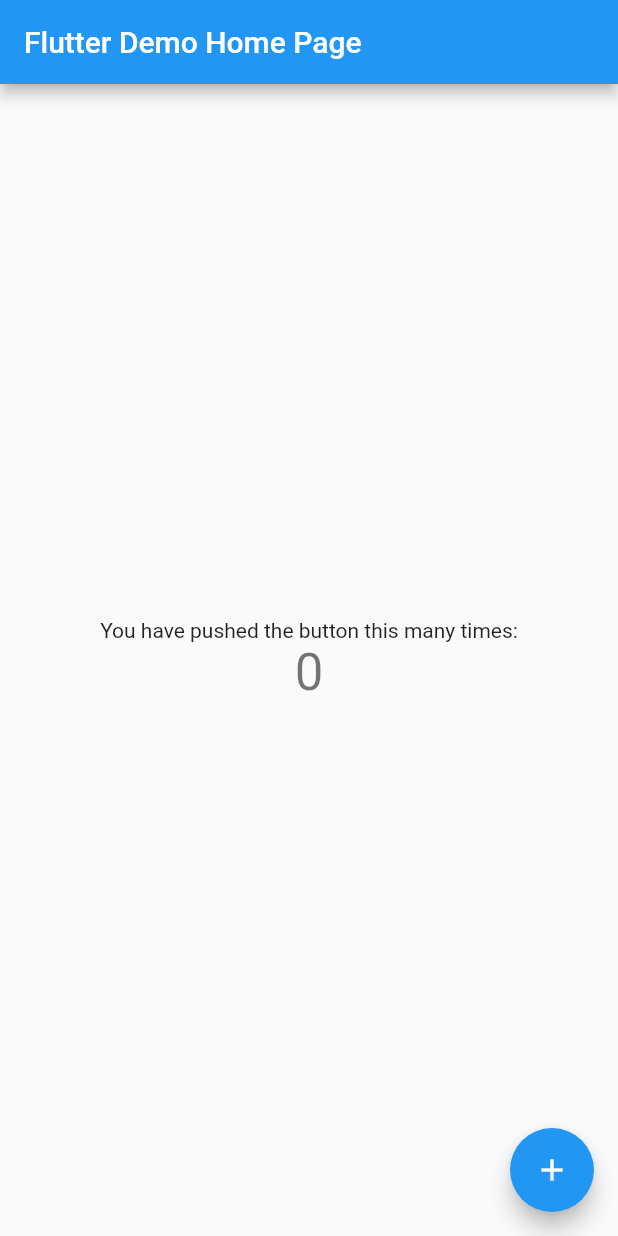
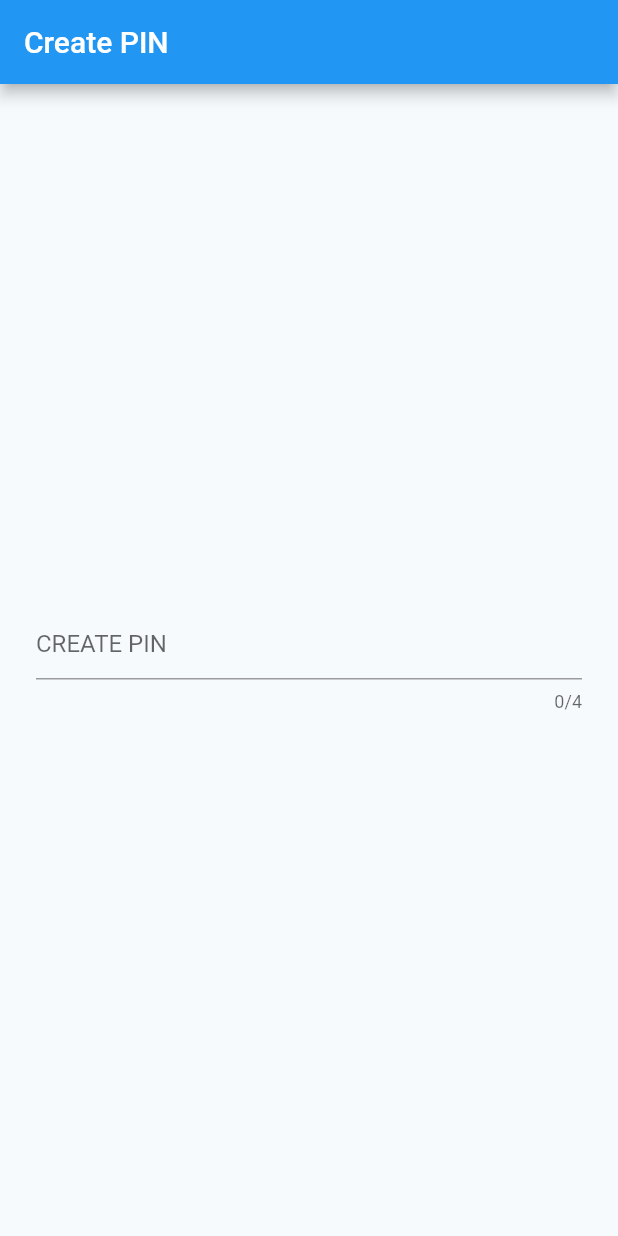
Before and after one commit to Serty32/bind_works_test, a Flutter app: the screen it shows after launch, on a phone screen of 412 x 824 dp. Run offline on Flutter 3.47's test engine with Material 2 defaults, Android fonts, the phone set to English and light mode, and no system bars; our stand-ins replace bloc, dartz, flutter_bloc, freezed_annotation, get_it, hive and 1 more; accounts and stored records are empty.

Commit message:
basic skeletopn + splash/pin screens

```diff
--- /dev/null
+++ b/lib/application/auth/auth_bloc.dart
@@ -0,0 +1,79 @@
+import 'dart:async';
+
+import 'package:bloc/bloc.dart';
+import 'package:freezed_annotation/freezed_annotation.dart';
+import '../../domain/index.dart';
+
+part 'auth_bloc.freezed.dart';
+part 'auth_event.dart';
+part 'auth_state.dart';
+
+enum RedirectTo {
+  createPinScreen,
+  signInScreen,
+  homeScreen,
+}
+
+class AuthBloc extends Bloc<AuthEvent, AuthState> {
+  final IAuthRepository authRepository;
+
+  AuthBloc({
+    required this.authRepository,
+  }) : super(AuthState.initialize()) {
+    on<CheckAuthState>(_checkState);
+    on<CreatePin>(_createPin);
+    on<Login>(_login);
+  }
+
+  Future<void> _login(Login event, Emitter<AuthState> emit) async {
+    emit(
+      state.copyWith(
+        status: LoadingState.isLoading,
+      ),
+    );
+
+    final result = await authRepository.checkPin(pin: event.pin);
+    result.fold(
+      (l) => emit(
+        state.copyWith(
+          status: LoadingState.isError,
+        ),
+      ),
+      (success) => emit(
+        state.copyWith(
+          status: success ? LoadingState.isCompleted : LoadingState.isError,
+          redirect: success ? RedirectTo.homeScreen : null,
+        ),
+      ),
+    );
+  }
+
+  Future<void> _createPin(CreatePin event, Emitter<AuthState> emit) async {
+    await authRepository.createPin(pin: event.pin);
+    emit(
+      state.copyWith(
+        status: LoadingState.isCompleted,
+        redirect: RedirectTo.homeScreen,
+      ),
+    );
+  }
+
+  Future<void> _checkState(
+      CheckAuthState event, Emitter<AuthState> emit) async {
+    if (await authRepository.hasPin()) {
+      emit(
+        state.copyWith(
+          status: LoadingState.isCompleted,
+          redirect: RedirectTo.signInScreen,
+        ),
+      );
+    } else {
+      emit(
+        state.copyWith(
+          status: LoadingState.isCompleted,
+          redirect: RedirectTo.createPinScreen,
+        ),
+      );
+    }
+  }
+}
--- /dev/null
+++ b/lib/application/auth/auth_event.dart
@@ -0,0 +1,21 @@
+part of 'auth_bloc.dart';
+
+
+abstract class AuthEvent {}
+
+
+class CheckAuthState extends AuthEvent {}
+
+class CreatePin extends AuthEvent {
+  final String pin;
+  CreatePin({
+    required this.pin,
+  });
+}
+
+class Login extends AuthEvent {
+  final String pin;
+  Login({
+    required this.pin,
+  });
+}
--- /dev/null
+++ b/lib/application/auth/auth_state.dart
@@ -0,0 +1,12 @@
+part of 'auth_bloc.dart';
+
+@freezed
+class AuthState with _$AuthState {
+  const factory AuthState({
+    required LoadingState status,
+    RedirectTo? redirect,
+  }) = _AuthState;
+  factory AuthState.initialize() => const AuthState(
+        status: LoadingState.isInitial,
+      );
+}
--- /dev/null
+++ b/lib/domain/auth/failure/auth_failure.dart
@@ -0,0 +1,8 @@
+import 'package:freezed_annotation/freezed_annotation.dart';
+
+part 'auth_failure.freezed.dart';
+
+@freezed
+class AuthFailure with _$AuthFailure {
+  const factory AuthFailure.unexpected(String message) = _Unexpected;
+}
--- /dev/null
+++ b/lib/domain/auth/i_user_repository.dart
@@ -0,0 +1,14 @@
+import 'package:test_app/domain/auth/failure/auth_failure.dart';
+import 'package:dartz/dartz.dart';
+
+abstract class IAuthRepository {
+  Future<Either<AuthFailure, bool>> checkPin({
+    required String pin,
+  });
+
+  Future<void> createPin({
+    required String pin,
+  });
+
+  Future<bool> hasPin();
+}
--- /dev/null
+++ b/lib/domain/auth/index.dart
@@ -0,0 +1,2 @@
+export 'failure/auth_failure.dart';
+export 'i_user_repository.dart';
--- /dev/null
+++ b/lib/domain/generic/enums/loading_status.dart
@@ -0,0 +1,6 @@
+enum LoadingState {
+  isInitial,
+  isLoading,
+  isCompleted,
+  isError,
+}
--- /dev/null
+++ b/lib/domain/index.dart
@@ -0,0 +1,2 @@
+export 'auth/index.dart';
+export 'generic/enums/loading_status.dart';
--- /dev/null
+++ b/lib/infra/auth/hive_user_repository.dart
@@ -0,0 +1,44 @@
+import 'package:dartz/dartz.dart';
+
+import 'package:hive/hive.dart';
+
+import '../../domain/index.dart';
+
+class HiveAuthRepository implements IAuthRepository {
+  late Box box;
+
+  HiveAuthRepository() {
+    Hive.openBox('user');
+  }
+
+  Future<void> isBoxOpen(String boxName) async {
+    if (Hive.isBoxOpen(boxName)) {
+      print('Box $boxName is open');
+      box = Hive.box(boxName);
+    } else {
+      await Hive.openBox(boxName);
+      box = Hive.box(boxName);
+    }
+  }
+
+  @override
+  Future<Either<AuthFailure, bool>> checkPin({required String pin}) async {
+    final pinFromDb = await box.get('pin');
+    if (pinFromDb == pin) {
+      return right(true);
+    } else {
+      return left(AuthFailure.unexpected('Some Error :('));
+    }
+  }
+
+  @override
+  Future<void> createPin({required String pin}) async {
+    await box.put('pin', pin);
+  }
+
+  @override
+  Future<bool> hasPin() async {
+    await isBoxOpen('pin');
+    return await box.get('pin') != null;
+  }
+}
--- a/lib/main.dart
+++ b/lib/main.dart
@@ -1,115 +1,70 @@
+import 'package:test_app/application/auth/auth_bloc.dart';
+import 'package:test_app/domain/index.dart';
+import 'package:test_app/infra/auth/hive_user_repository.dart';
+import 'package:test_app/presentation/create_pin_screen.dart';
+import 'package:test_app/presentation/home_screen.dart';
+import 'package:test_app/presentation/login_screen.dart';
 import 'package:flutter/material.dart';
+import 'package:flutter_bloc/flutter_bloc.dart';
+import 'package:get_it/get_it.dart';
+import 'package:hive_flutter/hive_flutter.dart';
 
-void main() {
+import 'presentation/splash_screen.dart';
+
+void main() async {
+  WidgetsFlutterBinding.ensureInitialized();
+  await Hive.initFlutter();
+  GetIt.I.registerSingleton<IAuthRepository>(HiveAuthRepository());
+
   runApp(const MyApp());
 }
 
 class MyApp extends StatelessWidget {
-  const MyApp({Key? key}) : super(key: key);
+  const MyApp();
 
-  // This widget is the root of your application.
   @override
   Widget build(BuildContext context) {
     return MaterialApp(
-      title: 'Flutter Demo',
+      title: 'Bind Works',
       theme: ThemeData(
-        // This is the theme of your application.
-        //
-        // Try running your application with "flutter run". You'll see the
-        // application has a blue toolbar. Then, without quitting the app, try
-        // changing the primarySwatch below to Colors.green and then invoke
-        // "hot reload" (press "r" in the console where you ran "flutter run",
-        // or simply save your changes to "hot reload" in a Flutter IDE).
-        // Notice that the counter didn't reset back to zero; the application
-        // is not restarted.
-        primarySwatch: Colors.blue,
-      ),
-      home: const MyHomePage(title: 'Flutter Demo Home Page'),
+          primarySwatch: Colors.blue,
+          scaffoldBackgroundColor: const Color(0xFFF7FAFD),
+          brightness: Brightness.light),
+      initialRoute: '/',
+      routes: {
+        '/': (context) {
+          return BlocProvider<AuthBloc>(
+            create: (context) => AuthBloc(
+              authRepository: GetIt.I<IAuthRepository>(),
+            ),
+            child: SplashScreen(),
+          );
+        },
+        '/create_pin': (context) {
+          return BlocProvider<AuthBloc>(
+            create: (context) => AuthBloc(
+              authRepository: GetIt.I<IAuthRepository>(),
+            ),
+            child: CreatePinScreen(),
+          );
+        },
+        '/login': (context) {
+          return BlocProvider<AuthBloc>(
+            create: (context) => AuthBloc(
+              authRepository: GetIt.I<IAuthRepository>(),
+            ),
+            child: LoginScreen(),
+          );
+        },
+        '/home': (context) {
+          return BlocProvider<AuthBloc>(
+            create: (context) => AuthBloc(
+              authRepository: GetIt.I<IAuthRepository>(),
+            ),
+            child: HomeScreen(),
+          );
+        }
+      },
     );
   }
 }
-
-class MyHomePage extends StatefulWidget {
-  const MyHomePage({Key? key, required this.title}) : super(key: key);
-
-  // This widget is the home page of your application. It is stateful, meaning
-  // that it has a State object (defined below) that contains fields that affect
-  // how it looks.
-
-  // This class is the configuration for the state. It holds the values (in this
-  // case the title) provided by the parent (in this case the App widget) and
-  // used by the build method of the State. Fields in a Widget subclass are
-  // always marked "final".
-
-  final String title;
-
-  @override
-  State<MyHomePage> createState() => _MyHomePageState();
-}
-
-class _MyHomePageState extends State<MyHomePage> {
-  int _counter = 0;
-
-  void _incrementCounter() {
-    setState(() {
-      // This call to setState tells the Flutter framework that something has
-      // changed in this State, which causes it to rerun the build method below
-      // so that the display can reflect the updated values. If we changed
-      // _counter without calling setState(), then the build method would not be
-      // called again, and so nothing would appear to happen.
-      _counter++;
-    });
-  }
-
-  @override
-  Widget build(BuildContext context) {
-    // This method is rerun every time setState is called, for instance as done
-    // by the _incrementCounter method above.
-    //
-    // The Flutter framework has been optimized to make rerunning build methods
-    // fast, so that you can just rebuild anything that needs updating rather
-    // than having to individually change instances of widgets.
-    return Scaffold(
-      appBar: AppBar(
-        // Here we take the value from the MyHomePage object that was created by
-        // the App.build method, and use it to set our appbar title.
-        title: Text(widget.title),
-      ),
-      body: Center(
-        // Center is a layout widget. It takes a single child and positions it
-        // in the middle of the parent.
-        child: Column(
-          // Column is also a layout widget. It takes a list of children and
-          // arranges them vertically. By default, it sizes itself to fit its
-          // children horizontally, and tries to be as tall as its parent.
-          //
-          // Invoke "debug painting" (press "p" in the console, choose the
-          // "Toggle Debug Paint" action from the Flutter Inspector in Android
-          // Studio, or the "Toggle Debug Paint" command in Visual Studio Code)
-          // to see the wireframe for each widget.
-          //
-          // Column has various properties to control how it sizes itself and
-          // how it positions its children. Here we use mainAxisAlignment to
-          // center the children vertically; the main axis here is the vertical
-          // axis because Columns are vertical (the cross axis would be
-          // horizontal).
-          mainAxisAlignment: MainAxisAlignment.center,
-          children: <Widget>[
-            const Text(
-              'You have pushed the button this many times:',
-            ),
-            Text(
-              '$_counter',
-              style: Theme.of(context).textTheme.headline4,
-            ),
-          ],
-        ),
-      ),
-      floatingActionButton: FloatingActionButton(
-        onPressed: _incrementCounter,
-        tooltip: 'Increment',
-        child: const Icon(Icons.add),
-      ), // This trailing comma makes auto-formatting nicer for build methods.
-    );
-  }
-}
--- /dev/null
+++ b/lib/presentation/create_pin_screen.dart
@@ -0,0 +1,71 @@
+import 'package:flutter/material.dart';
+import 'package:flutter_bloc/flutter_bloc.dart';
+
+import '../application/auth/auth_bloc.dart';
+
+class CreatePinScreen extends StatefulWidget {
+  const CreatePinScreen({Key? key}) : super(key: key);
+
+  @override
+  State<CreatePinScreen> createState() => _CreatePinState();
+}
+
+class _CreatePinState extends State<CreatePinScreen> {
+  String pin = '';
+  final _formKey = GlobalKey<FormState>();
+
+  @override
+  Widget build(BuildContext context) {
+    return Scaffold(
+      appBar: AppBar(
+        title: Text('Create PIN'),
+      ),
+      body: BlocConsumer<AuthBloc, AuthState>(
+        listener: (context, state) {
+          if (state.redirect != null) {
+            Navigator.of(context).pushNamedAndRemoveUntil(
+                '/home', (Route<dynamic> route) => false);
+          }
+        },
+        listenWhen: ((previous, current) => previous.status != current.status),
+        builder: ((context, state) {
+          return Center(
+            child: Padding(
+              padding: EdgeInsets.all(24),
+              child: Form(
+                key: _formKey,
+                child: Column(
+                  mainAxisAlignment: MainAxisAlignment.center,
+                  children: <Widget>[
+                    TextFormField(
+                      maxLength: 4,
+                      keyboardType: TextInputType.number,
+                      decoration: InputDecoration(
+                        hintText: 'CREATE PIN',
+                      ),
+                      onChanged: (value) => pin = value,
+                      onEditingComplete: () {
+                        if (_formKey.currentState!.validate()) {
+                          context.read<AuthBloc>().add(
+                                CreatePin(pin: pin),
+                              );
+                        }
+                      },
+                      validator: (value) {
+                        if ((value == null || value.isEmpty) &&
+                            value!.length < 4) {
+                          return 'Write exactly 4 numbers please';
+                        }
+                        return null;
+                      },
+                    )
+                  ],
+                ),
+              ),
+            ),
+          );
+        }),
+      ),
+    );
+  }
+}
```
Also changed, not shown: analysis_options.yaml (+6 -25 lines), lib/presentation/home_screen.dart (added, +28 -0 lines), lib/presentation/login_screen.dart (added, +83 -0 lines), lib/presentation/splash_screen.dart (added, +59 -0 lines), pubspec.yaml (+9 -0 lines), lib/application/auth/auth_bloc.freezed.dart (added), lib/domain/auth/failure/auth_failure.freezed.dart (added), pubspec.lock, 12 other files.
